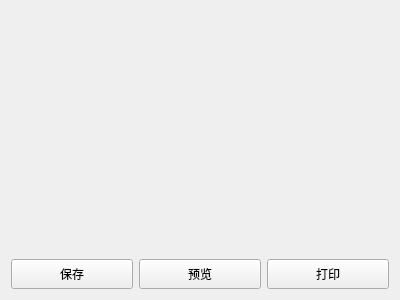
Before: the Qt Designer form Socket-Fvt/Socket-Fvt/common/printer/printerwid.ui in ChinaClever/ScalePoint, drawn with Qt 5.
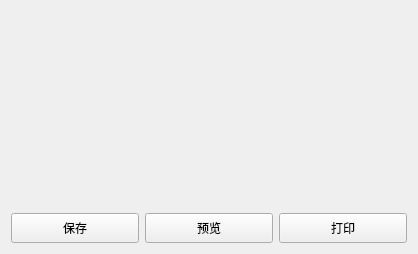
After: the same form once the commit is applied.

What changed in the file:
```diff
--- a/Socket-Fvt/Socket-Fvt/common/printer/printerwid.ui
+++ b/Socket-Fvt/Socket-Fvt/common/printer/printerwid.ui
@@ -6,8 +6,8 @@
    <rect>
     <x>0</x>
     <y>0</y>
-    <width>400</width>
-    <height>300</height>
+    <width>418</width>
+    <height>254</height>
    </rect>
   </property>
   <property name="windowTitle">
```
